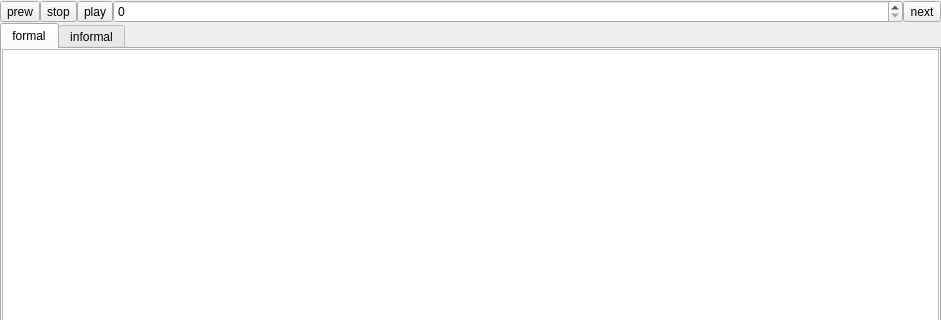
Above: RegularConvertor/algorithms/algorithmwidget.ui from navrkald/regularConvertor before the change; both pictures show x 0 to 941 and y 0 to 320 of the 941 by 653 pixel window. Below: the same form after it.
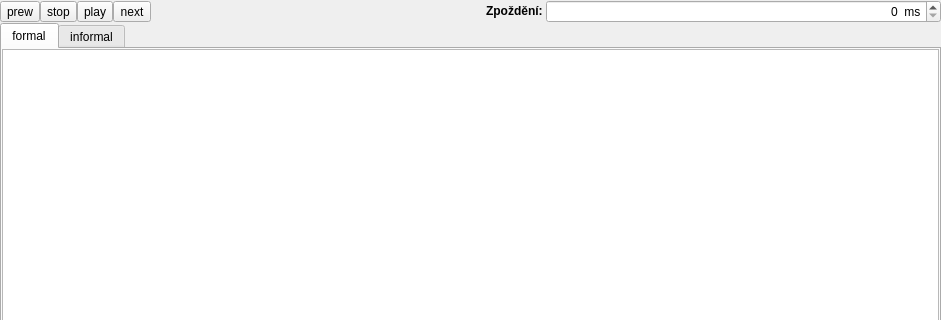
That is the form after the change. Custom widgets are drawn as their Qt base class.

What changed in the file:
```diff
--- a/RegularConvertor/algorithms/algorithmwidget.ui
+++ b/RegularConvertor/algorithms/algorithmwidget.ui
@@ -65,15 +65,38 @@
       </widget>
      </item>
      <item>
-      <widget class="QSpinBox" name="spinBox"/>
-     </item>
-     <item>
-      <widget class="QToolButton" name="toolButton_3">
+      <widget class="QToolButton" name="nextButton">
        <property name="text">
         <string>next</string>
        </property>
       </widget>
      </item>
+     <item>
+      <widget class="QLabel" name="label">
+       <property name="text">
+        <string>&lt;html&gt;&lt;head/&gt;&lt;body&gt;&lt;p&gt;&lt;span style=&quot; font-weight:600;&quot;&gt;Zpoždění: &lt;/span&gt;&lt;/p&gt;&lt;/body&gt;&lt;/html&gt;</string>
+       </property>
+       <property name="alignment">
+        <set>Qt::AlignRight|Qt::AlignTrailing|Qt::AlignVCenter</set>
+       </property>
+      </widget>
+     </item>
+     <item>
+      <widget class="QSpinBox" name="spinBox">
+       <property name="alignment">
+        <set>Qt::AlignRight|Qt::AlignTrailing|Qt::AlignVCenter</set>
+       </property>
+       <property name="suffix">
+        <string notr="true">  ms</string>
+       </property>
+       <property name="maximum">
+        <number>10000</number>
+       </property>
+       <property name="singleStep">
+        <number>100</number>
+       </property>
+      </widget>
+     </item>
     </layout>
    </item>
    <item row="1" column="0">
```
Left out of the diff: 6 changed lines with no effect on the pictures.
